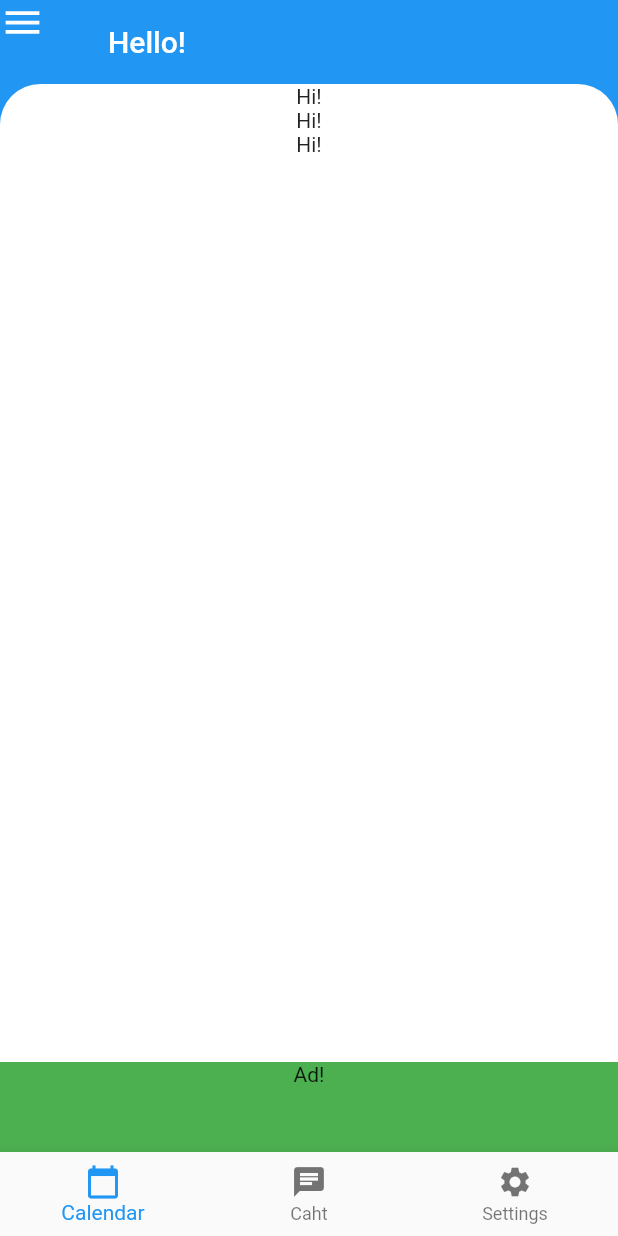
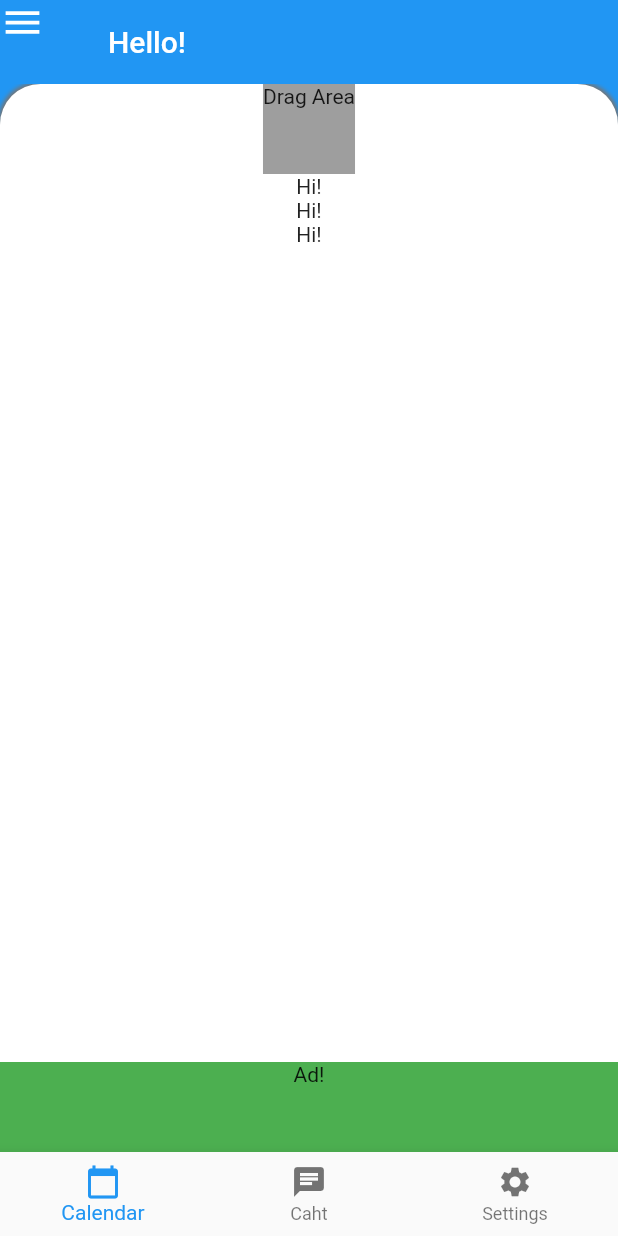
Before and after one commit to ymdarake/flutter-template-browser_like_tab, a Flutter app: the screen it shows after launch, on a phone screen of 412 x 824 dp. Run offline on Flutter 3.47's test engine with Material 2 defaults, Android fonts, the phone set to English and light mode, and no system bars.

Commit message:
[add]Drag Animation

```diff
--- a/lib/src/screens/home.dart
+++ b/lib/src/screens/home.dart
@@ -6,11 +6,15 @@ class Home extends StatefulWidget {
   _HomeState createState() => _HomeState();
 }
 
-class _HomeState extends State<Home> with SingleTickerProviderStateMixin {
+class _HomeState extends State<Home> with TickerProviderStateMixin {
   final double adHeight = 60.0;
   PageController pageController = PageController();
   Animation<double> iconAnimation;
   AnimationController iconAnimationController;
+  Animation<double> tabListAnimation;
+  Animation<double> tabListOpacityAnimation;
+  AnimationController tabListAnimationController;
+  double dragDeltaY = 0.0;
 
   List pages;
   void _initializePages() {
@@ -28,6 +32,14 @@ class _HomeState extends State<Home> with SingleTickerProviderStateMixin {
     );
     iconAnimation =
         Tween(begin: 0.0, end: 1.0).animate(iconAnimationController);
+    tabListAnimationController = AnimationController(
+      duration: Duration(milliseconds: 200),
+      vsync: this,
+    );
+    tabListAnimation =
+        Tween(begin: 0.0, end: 200.0).animate(tabListAnimationController);
+    tabListOpacityAnimation =
+        Tween(begin: 0.0, end: 1.0).animate(tabListAnimationController);
   }
 
   @override
@@ -48,10 +60,9 @@ class _HomeState extends State<Home> with SingleTickerProviderStateMixin {
         leading: GestureDetector(
           onTap: () {
             var nextPage = pageController.page == 0.0 ? 1 : 0;
-            if (nextPage == 0)
-              iconAnimationController.reverse();
-            else
-              iconAnimationController.forward();
+            nextPage == 0
+                ? iconAnimationController.reverse()
+                : iconAnimationController.forward();
             pageController.animateToPage(
               nextPage,
               curve: Curves.easeIn,
@@ -87,22 +98,34 @@ class _HomeState extends State<Home> with SingleTickerProviderStateMixin {
     return Column(
       children: <Widget>[
         Expanded(
-          child: Container(
-            width: MediaQuery.of(context).size.width,
-            decoration: BoxDecoration(
-              color: Theme.of(context).colorScheme.surface,
-              borderRadius: BorderRadius.only(
-                topLeft: Radius.circular(27.0),
-                topRight: Radius.circular(27.0),
+          child: Stack(
+            overflow: Overflow.visible,
+            children: [
+              // TODO:create dynamically
+              AnimatedBuilder(
+                animation: tabListAnimation,
+                builder: (context, child) {
+                  return Positioned(
+                    top: tabListAnimation.value - 100,
+                    bottom: -tabListAnimation.value - 100,
+                    child: Opacity(
+                        opacity: tabListOpacityAnimation.value, child: child,),
+                  );
+                },
+                child: _buildTabContent(context),
               ),
-            ),
-            child: Column(
-              children: <Widget>[
-                Text('Hi!'),
-                Text('Hi!'),
-                Text('Hi!'),
-              ],
-            ),
+              AnimatedBuilder(
+                animation: tabListAnimation,
+                builder: (context, child) {
+                  return Positioned(
+                    top: tabListAnimation.value,
+                    bottom: -tabListAnimation.value,
+                    child: child,
+                  );
+                },
+                child: _buildTabContent(context),
+              ),
+            ],
           ),
         ),
         _buildAd(),
@@ -165,6 +188,40 @@ class _HomeState extends State<Home> with SingleTickerProviderStateMixin {
     );
   }
 
+  Widget _buildTabContent(context) {
+    return Container(
+      width: MediaQuery.of(context).size.width,
+      decoration: BoxDecoration(
+        color: Theme.of(context).colorScheme.surface,
+        borderRadius: BorderRadius.only(
+          topLeft: Radius.circular(27.0),
+          topRight: Radius.circular(27.0),
+        ),
+        boxShadow: _buildTabShadow(),
+      ),
+      child: Column(
+        children: <Widget>[
+          GestureDetector(
+            onVerticalDragUpdate: (DragUpdateDetails details) {
+              dragDeltaY += details.delta.dy;
+              if (dragDeltaY.abs() < 10.0) return;
+              dragDeltaY > 0 ? _renderTabList() : _resetTabPosition();
+              dragDeltaY = 0.0;
+            },
+            child: Container(
+              height: 60,
+              child: Text('Drag Area'),
+              color: Colors.grey,
+            ),
+          ),
+          Text('Hi!'),
+          Text('Hi!'),
+          Text('Hi!'),
+        ],
+      ),
+    );
+  }
+
   List<BoxShadow> _buildTabShadow() {
     return <BoxShadow>[
       BoxShadow(
@@ -178,4 +235,12 @@ class _HomeState extends State<Home> with SingleTickerProviderStateMixin {
       ),
     ];
   }
+
+  void _renderTabList() {
+    tabListAnimationController.forward();
+  }
+
+  void _resetTabPosition() {
+    tabListAnimationController.reverse();
+  }
 }
```
